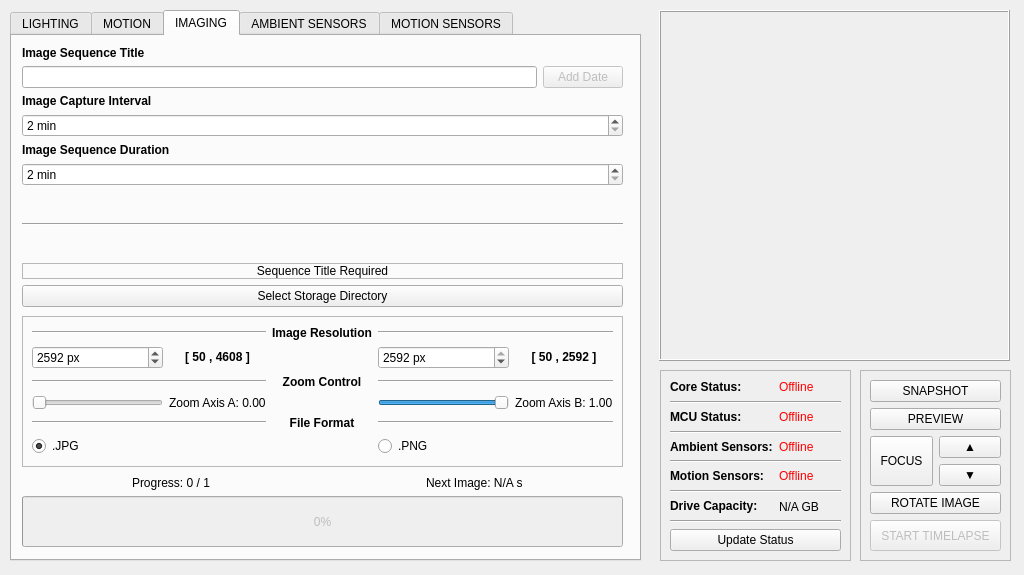
This is _ui/Clinostat.ui in CoCl-Jerry/SciSpin_Max_Dev as Qt 5 draws it before an edit. The edited form follows.
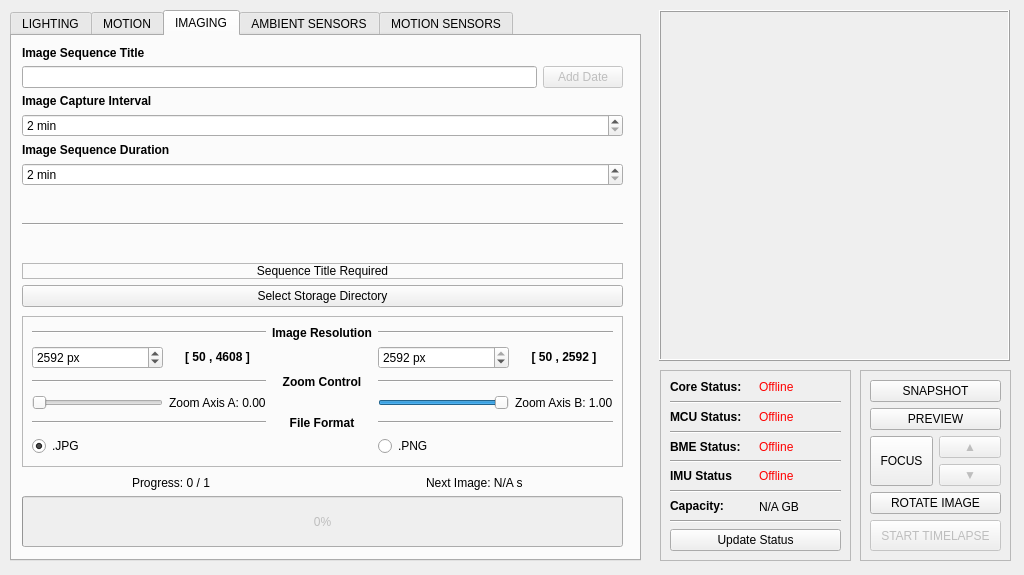
This is the edited form. Icons and pictures are not drawn. Custom widgets are drawn as their Qt base class.

What changed in the file:
```diff
--- a/_ui/Clinostat.ui
+++ b/_ui/Clinostat.ui
@@ -1936,6 +1936,9 @@
       </item>
       <item row="3" column="1">
        <widget class="QPushButton" name="pushButton_2">
+        <property name="enabled">
+         <bool>false</bool>
+        </property>
         <property name="text">
          <string>▼</string>
         </property>
@@ -2010,6 +2013,9 @@
       </item>
       <item row="2" column="1">
        <widget class="QPushButton" name="pushButton">
+        <property name="enabled">
+         <bool>false</bool>
+        </property>
         <property name="sizePolicy">
          <sizepolicy hsizetype="Minimum" vsizetype="Fixed">
           <horstretch>0</horstretch>
@@ -2055,7 +2061,7 @@
       <item row="4" column="0">
        <widget class="QLabel" name="main_ambient_sensor_status_text_label">
         <property name="text">
-         <string>&lt;html&gt;&lt;head/&gt;&lt;body&gt;&lt;p&gt;&lt;span style=&quot; font-weight:700;&quot;&gt;Ambient Sensors:&lt;/span&gt;&lt;/p&gt;&lt;/body&gt;&lt;/html&gt;</string>
+         <string>&lt;html&gt;&lt;head/&gt;&lt;body&gt;&lt;p&gt;&lt;span style=&quot; font-weight:700;&quot;&gt;BME Status:&lt;/span&gt;&lt;/p&gt;&lt;/body&gt;&lt;/html&gt;</string>
         </property>
        </widget>
       </item>
@@ -2076,7 +2082,7 @@
       <item row="8" column="0">
        <widget class="QLabel" name="main_drive_capacity_text_label">
         <property name="text">
-         <string>&lt;html&gt;&lt;head/&gt;&lt;body&gt;&lt;p&gt;&lt;span style=&quot; font-weight:700;&quot;&gt;Drive Capacity:&lt;/span&gt;&lt;/p&gt;&lt;/body&gt;&lt;/html&gt;</string>
+         <string>&lt;html&gt;&lt;head/&gt;&lt;body&gt;&lt;p&gt;&lt;span style=&quot; font-weight:700;&quot;&gt;Capacity:&lt;/span&gt;&lt;/p&gt;&lt;/body&gt;&lt;/html&gt;</string>
         </property>
        </widget>
       </item>
@@ -2163,7 +2169,7 @@
       <item row="6" column="0">
        <widget class="QLabel" name="main_motion_sensor_status_text_label">
         <property name="text">
-         <string>&lt;html&gt;&lt;head/&gt;&lt;body&gt;&lt;p&gt;&lt;span style=&quot; font-weight:700;&quot;&gt;Motion Sensors:&lt;/span&gt;&lt;/p&gt;&lt;/body&gt;&lt;/html&gt;</string>
+         <string>&lt;html&gt;&lt;head/&gt;&lt;body&gt;&lt;p&gt;&lt;span style=&quot; font-weight:700;&quot;&gt;IMU Status&lt;/span&gt;&lt;/p&gt;&lt;/body&gt;&lt;/html&gt;</string>
         </property>
        </widget>
       </item>
```
